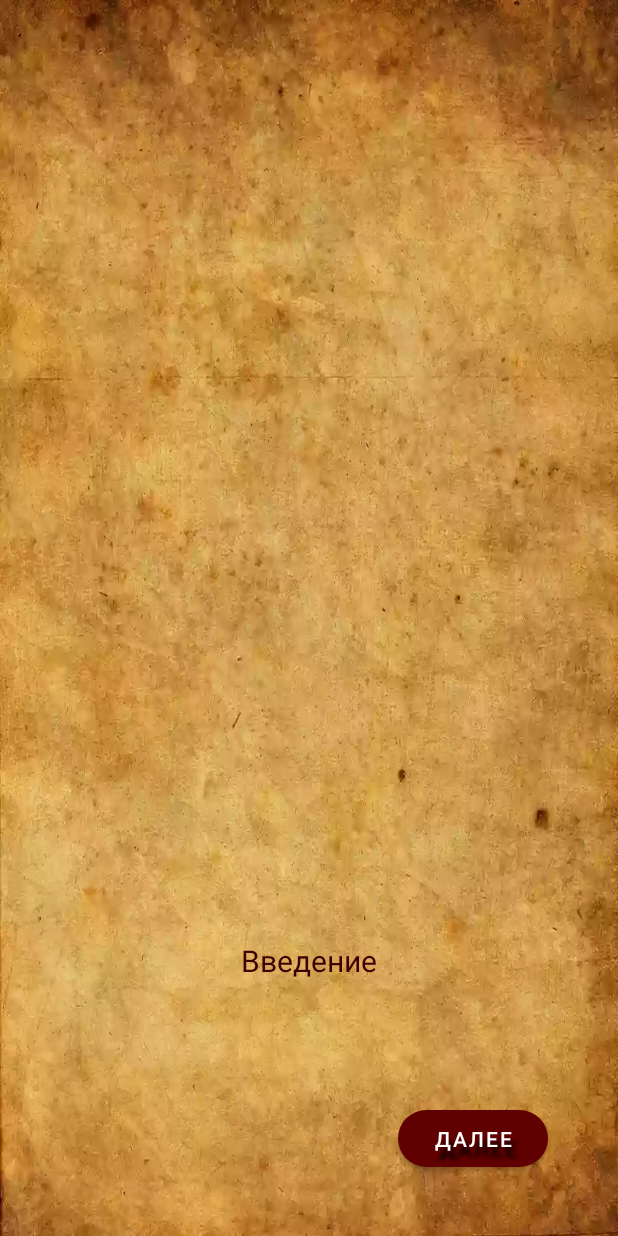
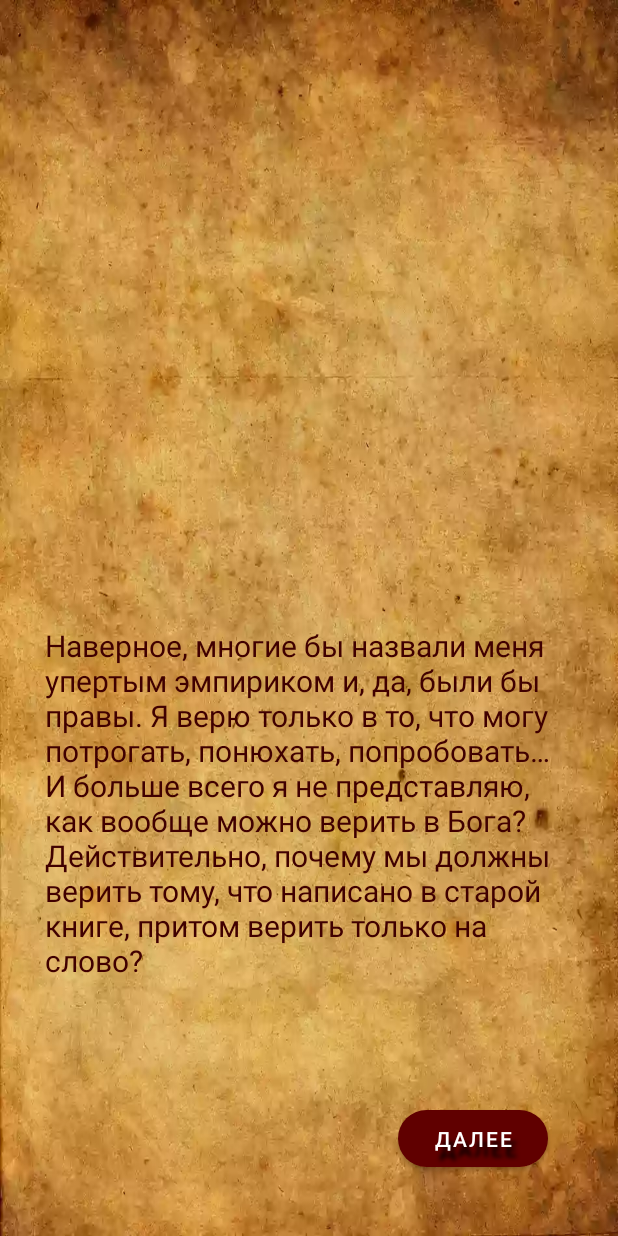
Before and after one commit to SergeyNacc/TextQuest, an Android app: the fragment IntroFragment placed in its activity, after a tap on "ДАЛЕЕ", on a phone screen of 412 x 824 dp. Run offline under Robolectric (Android 15) with nearby library versions, the phone set to English and light mode, and no system bars.

Commit message:
added the logic for changing the text

```diff
--- a/app/src/main/java/nacc/sergey/textquest/IntroFragment.kt
+++ b/app/src/main/java/nacc/sergey/textquest/IntroFragment.kt
@@ -5,6 +5,7 @@ import androidx.fragment.app.Fragment
 import android.view.LayoutInflater
 import android.view.View
 import android.view.ViewGroup
+import kotlinx.android.synthetic.main.fragment_intro.*
 import nacc.sergey.textquest.databinding.FragmentIntroBinding
 
 
@@ -12,8 +13,12 @@ class IntroFragment : Fragment() {
 
     private lateinit var binding: FragmentIntroBinding
 
-    private val textIntroList = listOf(R.string.intro2, R.string.intro3, R.string.intro4,
-        R.string.intro5, R.string.intro6, R.string.intro7, R.string.intro8, R.string.intro9)
+    private val textIntroList = listOf( (R.string.intro1), (R.string.intro2),
+            (R.string.intro3), (R.string.intro4), (R.string.intro5),
+            (R.string.intro6), (R.string.intro7), (R.string.intro8),
+            (R.string.intro9))
+
+    private var currentIndex = 0
 
     override fun onCreateView(
             inflater: LayoutInflater, container: ViewGroup?, savedInstanceState: Bundle?): View? {
@@ -24,13 +29,20 @@ class IntroFragment : Fragment() {
     override fun onViewCreated(view: View, savedInstanceState: Bundle?) {
         super.onViewCreated(view, savedInstanceState)
 
-        binding.textPlot.text = getText(R.string.intro1)
+        updateText()
 
         binding.buttonNext.setOnClickListener {
-            textIntroList.forEach()
+            currentIndex = (currentIndex + 1) % textIntroList.size
+            updateText()
+
+            // как только массив заканчивается,
+            // нужен код для вызова следующего фрагмента
         }
+    }
 
-
+    private fun updateText() {
+        val textId = textIntroList[currentIndex]
+        binding.textPlot.setText(textId)
     }
 
 }
--- a/app/src/main/res/layout/fragment_deathhero.xml
+++ b/app/src/main/res/layout/fragment_deathhero.xml
@@ -14,7 +14,7 @@
         android:layout_height="wrap_content"
         android:padding="30dp"
         android:text="@string/death_hero"
-        android:textColor="#600000"
+        android:textColor="#400000"
         android:textSize="30sp"
         app:layout_constraintBottom_toTopOf="@+id/button_after_death"
         app:layout_constraintEnd_toEndOf="parent"
```
